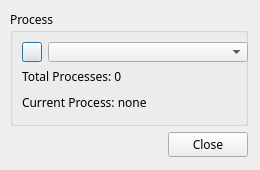
Above: process_selector.ui from kvakazabra/memObserver before the change. Below: the same form after it.
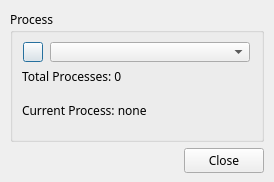
That is the form after the change. Icons and pictures are not drawn.

Commit message: Make all windows non-resizable

```diff
--- a/process_selector.ui
+++ b/process_selector.ui
@@ -6,10 +6,28 @@
    <rect>
     <x>0</x>
     <y>0</y>
-    <width>260</width>
-    <height>170</height>
+    <width>274</width>
+    <height>182</height>
    </rect>
   </property>
+  <property name="sizePolicy">
+   <sizepolicy hsizetype="Fixed" vsizetype="Fixed">
+    <horstretch>0</horstretch>
+    <verstretch>0</verstretch>
+   </sizepolicy>
+  </property>
+  <property name="minimumSize">
+   <size>
+    <width>274</width>
+    <height>182</height>
+   </size>
+  </property>
+  <property name="maximumSize">
+   <size>
+    <width>274</width>
+    <height>182</height>
+   </size>
+  </property>
   <property name="font">
    <font>
     <family>Ubuntu Mono</family>
@@ -18,13 +36,13 @@
   <property name="windowTitle">
    <string>Process Selector</string>
   </property>
-  <widget class="QWidget" name="">
+  <widget class="QWidget" name="layoutWidget">
    <property name="geometry">
     <rect>
      <x>10</x>
      <y>10</y>
-     <width>238</width>
-     <height>147</height>
+     <width>254</width>
+     <height>163</height>
     </rect>
    </property>
    <layout class="QVBoxLayout" name="verticalLayout_2">
```
The commit also changes 3 other files.
